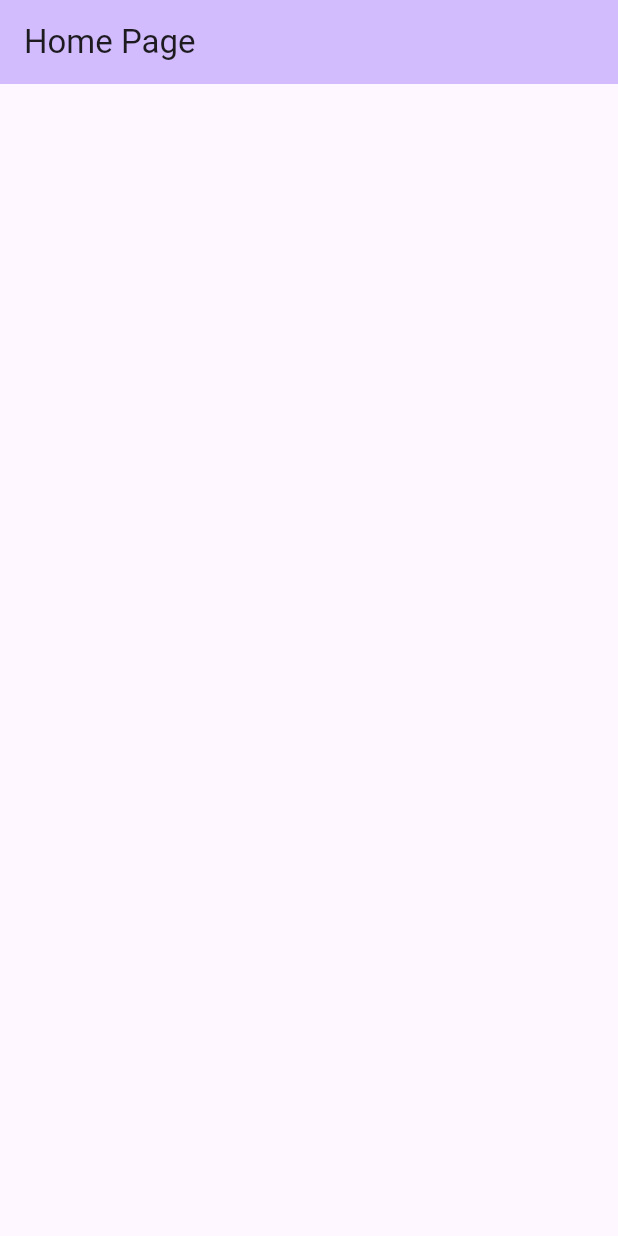
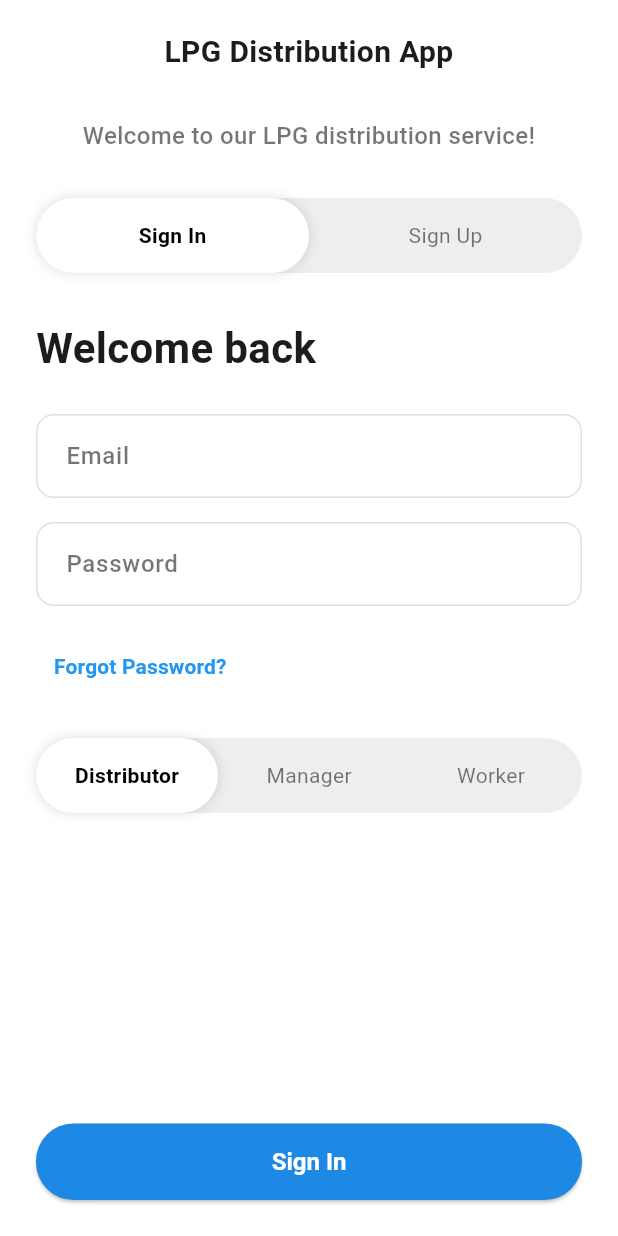
Before and after one commit to Mrugen-Fichadia/smart-distributor-app, a Flutter app: the screen it shows after launch, on a phone screen of 412 x 824 dp. Run offline on Flutter 3.47's test engine with Material 3 defaults, Android fonts, the phone set to English and light mode, and no system bars; our stand-ins replace firebase_core; accounts and stored records are empty; Roboto replaces fonts that are missing (Poppins).

Commit message:
Registration Pages

```diff
--- a/lib/main.dart
+++ b/lib/main.dart
@@ -1,6 +1,7 @@
 import 'package:flutter/material.dart';
+import 'package:smart_distributor_app/pages/auth.dart'; // Assuming your AuthScreen file is here
 import 'dart:async';
-import 'package:smart_distributor_app/pages/home.dart';
+import 'package:smart_distributor_app/pages/home.dart'; // This import is kept as it might be used elsewhere
 
 void main() {
   runApp(const MyApp());
@@ -13,8 +14,39 @@ class MyApp extends StatelessWidget {
   Widget build(BuildContext context) {
     return MaterialApp(
       title: 'Smart Distributor App',
+      // The theme is updated to match the design of the AuthScreen
       theme: ThemeData(
-        colorScheme: ColorScheme.fromSeed(seedColor: Colors.deepPurple),
+        primarySwatch: Colors.blue,
+        scaffoldBackgroundColor: Colors.white,
+        fontFamily: 'Poppins', // A clean, modern font
+        // Define styles for input fields to match the new UI
+        inputDecorationTheme: InputDecorationTheme(
+          labelStyle: const TextStyle(
+            color: Colors.black54,
+            fontWeight: FontWeight.w500,
+          ),
+          border: OutlineInputBorder(
+            borderRadius: BorderRadius.circular(12.0),
+            borderSide: BorderSide(
+              color: Colors.grey[300]!,
+            ),
+          ),
+          enabledBorder: OutlineInputBorder(
+            borderRadius: BorderRadius.circular(12.0),
+            borderSide: BorderSide(
+              color: Colors.grey[300]!,
+            ),
+          ),
+          focusedBorder: OutlineInputBorder(
+            borderRadius: BorderRadius.circular(12.0),
+            borderSide: const BorderSide(
+              color: Colors.blue,
+              width: 2.0,
+            ),
+          ),
+          contentPadding:
+              const EdgeInsets.symmetric(vertical: 16.0, horizontal: 16.0),
+        ),
       ),
       home: const SplashScreen(),
       debugShowCheckedModeBanner: false,
@@ -37,8 +69,7 @@ class _SplashScreenState extends State<SplashScreen> {
       Navigator.pushReplacement(
         context,
         MaterialPageRoute(
-          builder: (context) =>
-              const MyHomePage(title: 'Home Page'),
+          builder: (context) => const AuthScreen(),
         ),
       );
     });
@@ -47,14 +78,16 @@ class _SplashScreenState extends State<SplashScreen> {
   @override
   Widget build(BuildContext context) {
     return Scaffold(
-      backgroundColor: Colors.deepPurple,
+      // Changed background color to match the new app theme
+      backgroundColor: Colors.blue[600],
       body: Center(
         child: Column(
           mainAxisAlignment: MainAxisAlignment.center,
           children: [
-            Image.asset("assets/images/app_icon.png", width: 200, height: 200),
-            SizedBox(height: 20),
-            Text(
+            // Assuming you have this image in your assets folder
+            Image.asset("assets/images/app_icon.png", width: 150, height: 150),
+            const SizedBox(height: 20),
+            const Text(
               'Smart Distributor App',
               style: TextStyle(
                 fontSize: 24,
@@ -62,8 +95,6 @@ class _SplashScreenState extends State<SplashScreen> {
                 fontWeight: FontWeight.bold,
               ),
             ),
-            //SizedBox(height: 10),
-            //CircularProgressIndicator(color: Colors.white),
           ],
         ),
       ),
--- /dev/null
+++ b/lib/pages/auth.dart
@@ -0,0 +1,392 @@
+import 'package:flutter/material.dart';
+
+// Enum for the two main views
+enum AuthMode { signIn, signUp }
+
+// Enum for the user roles
+enum UserRole { distributor, manager, worker }
+
+class AuthScreen extends StatefulWidget {
+  const AuthScreen({super.key});
+
+  @override
+  State<AuthScreen> createState() => _AuthScreenState();
+}
+
+class _AuthScreenState extends State<AuthScreen> {
+  // State variables
+  AuthMode _authMode = AuthMode.signIn;
+  final _signInFormKey = GlobalKey<FormState>();
+  final _signUpFormKey = GlobalKey<FormState>();
+
+  // Controllers for text fields
+  final _emailController = TextEditingController();
+  final _passwordController = TextEditingController();
+  final _fullNameController = TextEditingController();
+  final _otpController = TextEditingController();
+  final _agencyNameController = TextEditingController();
+  final _distributorNumberController = TextEditingController();
+
+  String? _selectedCompany;
+  UserRole _selectedRole = UserRole.distributor;
+
+  @override
+  void dispose() {
+    // Dispose controllers to free up resources
+    _emailController.dispose();
+    _passwordController.dispose();
+    _fullNameController.dispose();
+    _otpController.dispose();
+    _agencyNameController.dispose();
+    _distributorNumberController.dispose();
+    super.dispose();
+  }
+
+  void _switchAuthMode(AuthMode mode) {
+    setState(() {
+      _authMode = mode;
+    });
+  }
+
+  // --- WIDGETS ---
+
+  Widget _buildSignInForm() {
+    return Form(
+      key: _signInFormKey,
+      child: Column(
+        crossAxisAlignment: CrossAxisAlignment.start,
+        children: [
+          const Text(
+            "Welcome back",
+            style: TextStyle(fontSize: 28, fontWeight: FontWeight.bold),
+          ),
+          const SizedBox(height: 24),
+          TextFormField(
+            controller: _emailController,
+            decoration: const InputDecoration(labelText: 'Email'),
+            keyboardType: TextInputType.emailAddress,
+            validator: (value) =>
+                !value!.contains('@') ? 'Please enter a valid email.' : null,
+          ),
+          const SizedBox(height: 16),
+          TextFormField(
+            controller: _passwordController,
+            decoration: const InputDecoration(labelText: 'Password'),
+            obscureText: true,
+            validator: (value) =>
+                value!.length < 6 ? 'Password must be 6+ characters.' : null,
+          ),
+          const SizedBox(height: 16),
+          Align(
+            alignment: Alignment.centerLeft,
+            child: TextButton(
+              onPressed: () {},
+              child: const Text(
+                'Forgot Password?',
+                style: TextStyle(
+                    color: Colors.blue, fontWeight: FontWeight.bold),
+              ),
+            ),
+          ),
+          const SizedBox(height: 24),
+          _CustomToggle(
+            selectedIndex: _selectedRole.index,
+            labels: const ['Distributor', 'Manager', 'Worker'],
+            onTap: (index) {
+              setState(() {
+                _selectedRole = UserRole.values[index];
+              });
+            },
+          ),
+        ],
+      ),
+    );
+  }
+
+  Widget _buildSignUpForm() {
+    return Form(
+      key: _signUpFormKey,
+      child: Column(
+        crossAxisAlignment: CrossAxisAlignment.start,
+        children: [
+          const Text(
+            "Create an account",
+            style: TextStyle(fontSize: 28, fontWeight: FontWeight.bold),
+          ),
+          const SizedBox(height: 24),
+          TextFormField(
+            controller: _fullNameController,
+            decoration: const InputDecoration(labelText: 'Full Name'),
+            validator: (value) =>
+                value!.isEmpty ? 'Please enter your full name.' : null,
+          ),
+          const SizedBox(height: 16),
+          TextFormField(
+            controller: _emailController,
+            decoration: const InputDecoration(labelText: 'Email'),
+            keyboardType: TextInputType.emailAddress,
+            validator: (value) =>
+                !value!.contains('@') ? 'Please enter a valid email.' : null,
+          ),
+          const SizedBox(height: 16),
+          // OTP Field with Send Button
+          Row(
+            crossAxisAlignment: CrossAxisAlignment.start,
+            children: [
+              Expanded(
+                child: TextFormField(
+                  controller: _otpController,
+                  decoration: const InputDecoration(labelText: 'OTP'),
+                  keyboardType: TextInputType.number,
+                  validator: (value) =>
+                      value!.length < 6 ? 'Enter a valid OTP.' : null,
+                ),
+              ),
+              const SizedBox(width: 8),
+              Padding(
+                padding: const EdgeInsets.only(top: 8.0),
+                child: TextButton(
+                  onPressed: () {
+                    ScaffoldMessenger.of(context).showSnackBar(
+                      const SnackBar(content: Text('OTP Sent!')),
+                    );
+                  },
+                  child: const Text('Send OTP'),
+                ),
+              ),
+            ],
+          ),
+          const SizedBox(height: 16),
+          TextFormField(
+            controller: _passwordController,
+            decoration: const InputDecoration(labelText: 'Password'),
+            obscureText: true,
+            validator: (value) =>
+                value!.length < 6 ? 'Password must be 6+ characters.' : null,
+          ),
+          const SizedBox(height: 16),
+          DropdownButtonFormField<String>(
+            value: _selectedCompany,
+            decoration: const InputDecoration(labelText: 'Select Company'),
+            items: ['Company 1', 'Company 2', 'Company 3', 'Company 4']
+                .map((company) =>
+                    DropdownMenuItem(value: company, child: Text(company)))
+                .toList(),
+            onChanged: (value) => setState(() => _selectedCompany = value),
+            validator: (value) =>
+                value == null ? 'Please select a company.' : null,
+          ),
+          const SizedBox(height: 16),
+          TextFormField(
+            controller: _agencyNameController,
+            decoration: const InputDecoration(labelText: 'Agency Name'),
+          ),
+          const SizedBox(height: 16),
+          TextFormField(
+            controller: _distributorNumberController,
+            decoration: const InputDecoration(labelText: 'Distributor Number'),
+            keyboardType: TextInputType.number,
+          ),
+          const SizedBox(height: 24),
+          _buildAdditionalOptionsSection(),
+        ],
+      ),
+    );
+  }
+
+  Widget _buildAdditionalOptionsSection() {
+    return Column(
+      crossAxisAlignment: CrossAxisAlignment.start,
+      children: [
+        const Text(
+          'Additional Options',
+          style: TextStyle(fontSize: 16, fontWeight: FontWeight.bold),
+        ),
+        const SizedBox(height: 8),
+        _buildOptionTile('Add Manager'),
+        _buildOptionTile('Add Worker'),
+        _buildOptionTile('Add Distribution Center'),
+        _buildOptionTile('Add Vehicle'),
+      ],
+    );
+  }
+
+  Widget _buildOptionTile(String title) {
+    return Card(
+      elevation: 2,
+      shadowColor: Colors.black12,
+      shape: RoundedRectangleBorder(borderRadius: BorderRadius.circular(10)),
+      margin: const EdgeInsets.symmetric(vertical: 6),
+      child: ListTile(
+        title: Text(title, style: const TextStyle(fontWeight: FontWeight.w500)),
+        trailing: Icon(Icons.add, color: Colors.blue[600]),
+        onTap: () {
+          ScaffoldMessenger.of(context).showSnackBar(
+            SnackBar(content: Text('Tapped on $title')),
+          );
+        },
+      ),
+    );
+  }
+
+  @override
+  Widget build(BuildContext context) {
+    return Scaffold(
+      body: SafeArea(
+        // The main layout is now a Column.
+        child: Column(
+          children: [
+            // The Expanded widget makes the scrolling area take up all available space.
+            Expanded(
+              // Using a ListView is more robust for complex scrolling forms
+              // and helps prevent overflow errors when the keyboard appears.
+              child: ListView(
+                padding: const EdgeInsets.symmetric(horizontal: 24.0),
+                children: [
+                  const SizedBox(height: 20),
+                  const Text(
+                    'LPG Distribution App',
+                    textAlign: TextAlign.center,
+                    style: TextStyle(fontSize: 20, fontWeight: FontWeight.bold),
+                  ),
+                  const SizedBox(height: 30),
+                  const Text(
+                    'Welcome to our LPG distribution service!',
+                    style: TextStyle(
+                        fontSize: 16,
+                        fontWeight: FontWeight.w500,
+                        color: Colors.black54),
+                    textAlign: TextAlign.center,
+                  ),
+                  const SizedBox(height: 30),
+                  _CustomToggle(
+                    selectedIndex: _authMode.index,
+                    labels: const ['Sign In', 'Sign Up'],
+                    onTap: (index) {
+                      _switchAuthMode(AuthMode.values[index]);
+                    },
+                  ),
+                  const SizedBox(height: 30),
+                  AnimatedSwitcher(
+                    duration: const Duration(milliseconds: 300),
+                    transitionBuilder:
+                        (Widget child, Animation<double> animation) {
+                      return FadeTransition(opacity: animation, child: child);
+                    },
+                    child: _authMode == AuthMode.signIn
+                        ? _buildSignInForm()
+                        : _buildSignUpForm(),
+                  ),
+                  // Add some padding at the very bottom of the scroll view
+                  const SizedBox(height: 20),
+                ],
+              ),
+            ),
+            // This button is now outside the scroll view and at the bottom
+            // of the main Column, making it "sticky".
+            Padding(
+              padding: const EdgeInsets.fromLTRB(24, 12, 24, 24),
+              child: _AuthButton(
+                label: _authMode == AuthMode.signIn ? 'Sign In' : 'Sign Up',
+                onPressed: () {
+                  // TODO: Handle sign in or sign up logic
+                }
+              ),
+            ),
+          ],
+        ),
+      ),
+    );
+  }
+}
+
+// Custom widget for the toggle buttons (Sign In/Up and Roles)
+class _CustomToggle extends StatelessWidget {
+  final int selectedIndex;
+  final List<String> labels;
+  final Function(int) onTap;
+
+  const _CustomToggle({
+    required this.selectedIndex,
+    required this.labels,
+    required this.onTap,
+  });
+
+  @override
+  Widget build(BuildContext context) {
+    return Container(
+      height: 50,
+      decoration: BoxDecoration(
+        color: Colors.grey[200],
+        borderRadius: BorderRadius.circular(25),
+      ),
+      child: Row(
+        children: List.generate(labels.length, (index) {
+          final isSelected = selectedIndex == index;
+          return Expanded(
+            child: GestureDetector(
+              onTap: () => onTap(index),
+              child: AnimatedContainer(
+                duration: const Duration(milliseconds: 200),
+                decoration: BoxDecoration(
+                  color: isSelected ? Colors.white : Colors.transparent,
+                  borderRadius: BorderRadius.circular(25),
+                  boxShadow: isSelected
+                      ? [
+                          BoxShadow(
+                            color: Colors.black.withOpacity(0.1),
+                            blurRadius: 5,
+                            spreadRadius: 1,
+                          )
+                        ]
+                      : [],
+                ),
+                child: Center(
+                  child: Text(
+                    labels[index],
+                    style: TextStyle(
+                      fontWeight:
+                          isSelected ? FontWeight.bold : FontWeight.normal,
+                      color: isSelected ? Colors.black : Colors.black54,
+                    ),
+                  ),
+                ),
+              ),
+            ),
+          );
+        }),
+      ),
+    );
+  }
+}
+
+// Custom widget for the main authentication button
+class _AuthButton extends StatelessWidget {
+  final String label;
+  final VoidCallback onPressed;
+
+  const _AuthButton({required this.label, required this.onPressed});
+
+  @override
+  Widget build(BuildContext context) {
+    return SizedBox(
+      width: double.infinity,
+      child: ElevatedButton(
+        onPressed: onPressed,
+        style: ElevatedButton.styleFrom(
+          backgroundColor: Colors.blue[600],
+          foregroundColor: Colors.white,
+          padding: const EdgeInsets.symmetric(vertical: 16),
+          shape: RoundedRectangleBorder(
+            borderRadius: BorderRadius.circular(25),
+          ),
+          textStyle: const TextStyle(
+            fontSize: 16,
+            fontWeight: FontWeight.bold,
+          ),
+        ),
+        child: Text(label),
+      ),
+    );
+  }
+}
```
Also changed, not shown: pubspec.yaml (+6 -2 lines), firebase.json (added), lib/firebase_options.dart (added), pubspec.lock, 6 other files.
